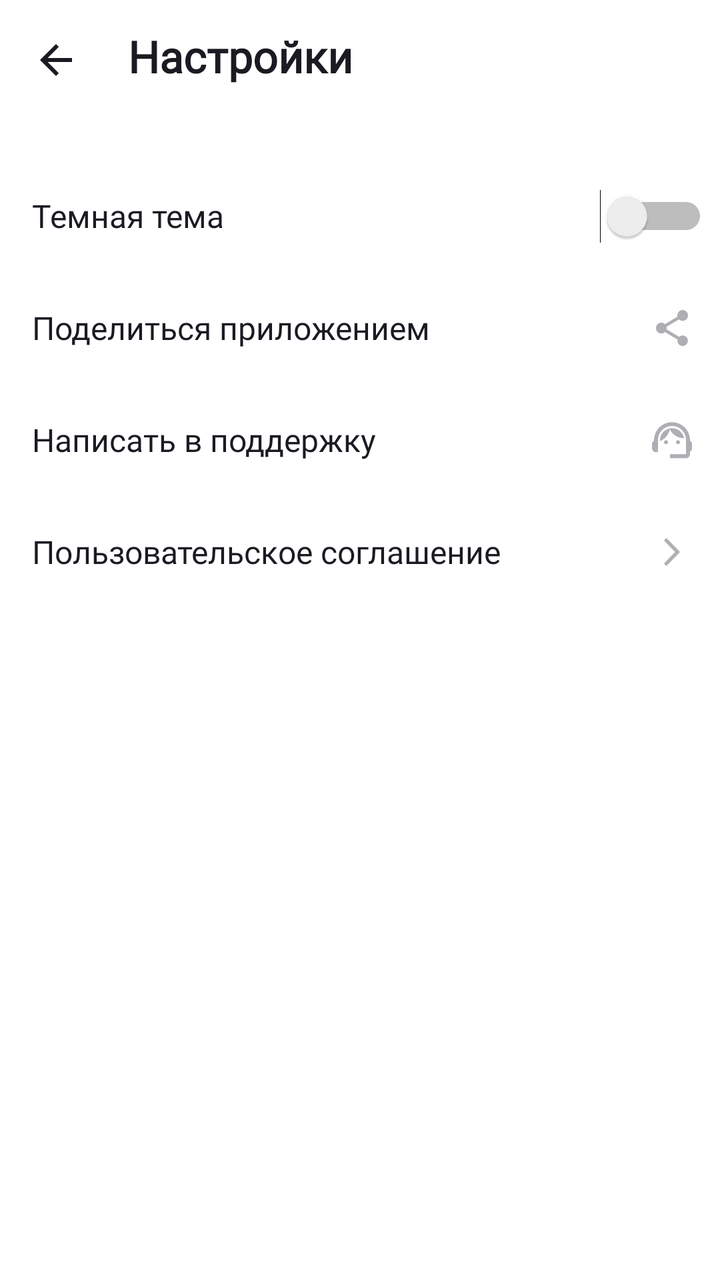
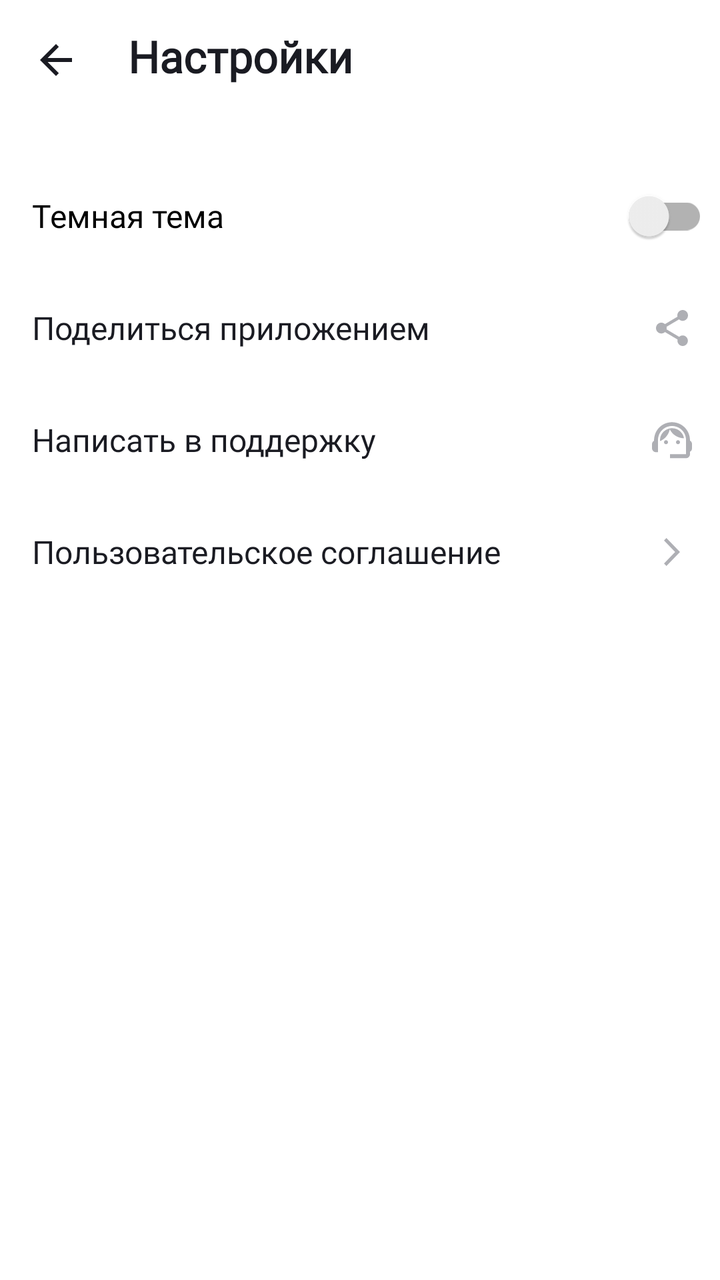

Compare the two renders of this Android layout. The source of the first and the diff that turns it into the second are given below.
<!-- AndroidManifest.xml: application theme Base.Theme.PlaylistMaker -->
<!-- res/layout/activity_settings.xml -->
<?xml version="1.0" encoding="utf-8"?>
<androidx.constraintlayout.widget.ConstraintLayout xmlns:android="http://schemas.android.com/apk/res/android"
    xmlns:app="http://schemas.android.com/apk/res-auto"
    xmlns:tools="http://schemas.android.com/tools"
    android:id="@+id/main"
    android:layout_width="match_parent"
    android:layout_height="match_parent"
    android:orientation="horizontal"
    tools:context=".SettingsActivity">

    <LinearLayout
        android:id="@+id/header"
        android:layout_width="0dp"
        android:layout_height="@dimen/settings_buttons_height"
        android:orientation="horizontal"
        app:layout_constraintEnd_toEndOf="parent"
        app:layout_constraintStart_toStartOf="parent"
        app:layout_constraintTop_toTopOf="parent">

        <ImageView
            android:id="@+id/back_button"
            android:layout_width="wrap_content"
            android:layout_height="match_parent"
            android:layout_gravity="start|center_vertical"
            android:layout_marginEnd="12dp"
            android:paddingStart="4dp"
            android:paddingTop="4dp"
            android:src="@drawable/ic_back_arrow_48"
            app:tint="@color/text_color" />

        <TextView
            android:theme="@style/TextFormat"
            android:layout_width="wrap_content"
            android:layout_height="wrap_content"
            android:layout_gravity="center_vertical"
            android:fontFamily="@font/ys_display_medium"
            android:textStyle="bold"
            android:text="@string/settings"
            android:textSize="22sp" />
    </LinearLayout>

    <LinearLayout
        android:id="@+id/dark_mode"
        android:layout_width="match_parent"
        android:layout_height="@dimen/settings_buttons_height"
        android:layout_marginTop="24dp"
        app:layout_constraintEnd_toEndOf="parent"
        app:layout_constraintStart_toStartOf="parent"
        app:layout_constraintTop_toBottomOf="@+id/header">

        <TextView
            android:theme="@style/TextFormat"
            android:layout_width="0dp"
            android:layout_height="wrap_content"
            android:layout_gravity="center_vertical|start"
            android:layout_margin="@dimen/settings_buttons_text_margin"
            android:layout_weight="1"
            android:text="@string/dark_theme"
 />

        <Switch
            android:layout_width="56dp"
            android:layout_height="40dp"
            android:layout_gravity="end|center_vertical"
            android:layout_marginEnd="6dp"
            tools:ignore="UseSwitchCompatOrMaterialXml" />
    </LinearLayout>

    <LinearLayout
        android:id="@+id/share_app"
        android:layout_width="0dp"
        android:layout_height="@dimen/settings_buttons_height"
        app:layout_constraintEnd_toEndOf="parent"
        app:layout_constraintHorizontal_bias="0.0"
        app:layout_constraintStart_toStartOf="parent"
        app:layout_constraintTop_toBottomOf="@+id/dark_mode">

        <TextView
            android:theme="@style/TextFormat"
            android:layout_width="0dp"
            android:layout_height="wrap_content"
            android:layout_gravity="center_vertical|start"
            android:layout_margin="@dimen/settings_buttons_text_margin"
            android:layout_weight="1"
            android:text="@string/share_this_app"
 />

        <ImageView
            android:layout_width="wrap_content"
            android:layout_height="wrap_content"
            android:layout_gravity="end|center_vertical"
            android:layout_marginEnd="12dp"
            android:src="@drawable/ic_share_24"
            app:tint="@color/ic_color" />
    </LinearLayout>

    <LinearLayout
        android:id="@+id/support"
        android:layout_width="0dp"
        android:layout_height="@dimen/settings_buttons_height"
        app:layout_constraintEnd_toEndOf="parent"
        app:layout_constraintHorizontal_bias="0.0"
        app:layout_constraintStart_toStartOf="parent"
        app:layout_constraintTop_toBottomOf="@+id/share_app">

        <TextView
            android:theme="@style/TextFormat"
            android:layout_width="0dp"
            android:layout_height="wrap_content"
            android:layout_gravity="center_vertical|start"
            android:layout_margin="@dimen/settings_buttons_text_margin"
            android:layout_weight="1"
            android:text="@string/support_message" />

        <ImageView
            android:layout_width="wrap_content"
            android:layout_height="wrap_content"
            android:layout_gravity="end|center_vertical"
            android:layout_marginEnd="12dp"
            android:src="@drawable/ic_support_24"
            app:tint="@color/ic_color"/>
    </LinearLayout>

    <LinearLayout
        android:id="@+id/terms"
        android:layout_width="0dp"
        android:layout_height="@dimen/settings_buttons_height"
        app:layout_constraintEnd_toEndOf="parent"
        app:layout_constraintHorizontal_bias="1.0"
        app:layout_constraintStart_toStartOf="parent"
        app:layout_constraintTop_toBottomOf="@+id/support">

        <TextView
            android:theme="@style/TextFormat"
            android:layout_width="0dp"
            android:layout_height="wrap_content"
            android:layout_gravity="center_vertical|start"
            android:layout_margin="@dimen/settings_buttons_text_margin"
            android:layout_weight="1"
            android:text="@string/terms" />

        <ImageView
            android:layout_width="wrap_content"
            android:layout_height="wrap_content"
            android:layout_gravity="end|center_vertical"
            android:layout_marginEnd="12dp"
            android:src="@drawable/ic_terms_24"
            app:tint="@color/ic_color"/>
    </LinearLayout>




</androidx.constraintlayout.widget.ConstraintLayout>
<!-- resources referenced by this layout -->
<resources>
  <color name="ic_color">#AEAFB4</color>
  <color name="text_color">#1A1B22</color>
  <dimen name="settings_buttons_height">56dp</dimen>
  <dimen name="settings_buttons_text_margin">16dp</dimen>
  <!-- drawable ic_back_arrow_48 (drawable) -->
  <vector xmlns:android="http://schemas.android.com/apk/res/android"
      android:width="48dp"
      android:height="48dp"
      android:viewportWidth="48"
      android:viewportHeight="48">
    <group>
      <clip-path
          android:pathData="M12,12h24v24h-24z"/>
      <path
          android:pathData="M32,23H19.83L25.42,17.41L24,16L16,24L24,32L25.41,30.59L19.83,25H32V23Z"
          android:fillColor="#1A1B22"/>
    </group>
  </vector>
  <!-- drawable ic_share_24 (drawable) -->
  <vector xmlns:android="http://schemas.android.com/apk/res/android"
      android:width="24dp"
      android:height="24dp"
      android:viewportWidth="24"
      android:viewportHeight="24">
    <path
        android:pathData="M17.333,15.723C16.658,15.723 16.053,15.994 15.591,16.419L9.253,12.669C9.298,12.461 9.333,12.253 9.333,12.036C9.333,11.819 9.298,11.611 9.253,11.404L15.52,7.69C16,8.142 16.631,8.422 17.333,8.422C18.809,8.422 20,7.211 20,5.711C20,4.211 18.809,3 17.333,3C15.858,3 14.667,4.211 14.667,5.711C14.667,5.928 14.702,6.136 14.747,6.343L8.48,10.057C8,9.605 7.369,9.325 6.667,9.325C5.191,9.325 4,10.536 4,12.036C4,13.536 5.191,14.747 6.667,14.747C7.369,14.747 8,14.467 8.48,14.015L14.809,17.774C14.764,17.964 14.738,18.163 14.738,18.361C14.738,19.816 15.902,21 17.333,21C18.764,21 19.929,19.816 19.929,18.361C19.929,16.907 18.764,15.723 17.333,15.723Z"
        android:fillColor="#AEAFB4"/>
  </vector>
  <!-- drawable ic_support_24 (drawable) -->
  <vector xmlns:android="http://schemas.android.com/apk/res/android"
      android:width="24dp"
      android:height="24dp"
      android:viewportWidth="24"
      android:viewportHeight="24">
    <path
        android:pathData="M21,12.32C21,6.83 16.74,3.1 12,3.1C7.31,3.1 3,6.75 3,12.38C2.4,12.72 2,13.36 2,14.1V16.1C2,17.2 2.9,18.1 4,18.1H5V12C5,8.13 8.13,5 12,5C15.87,5 19,8.13 19,12V19.1H11V21.1H19C20.1,21.1 21,20.2 21,19.1V17.88C21.59,17.57 22,16.96 22,16.24V13.94C22,13.24 21.59,12.63 21,12.32Z"
        android:fillColor="#AEAFB4"/>
    <path
        android:pathData="M9,14.1C9.552,14.1 10,13.652 10,13.1C10,12.548 9.552,12.1 9,12.1C8.448,12.1 8,12.548 8,13.1C8,13.652 8.448,14.1 9,14.1Z"
        android:fillColor="#AEAFB4"/>
    <path
        android:pathData="M15,14.1C15.552,14.1 16,13.652 16,13.1C16,12.548 15.552,12.1 15,12.1C14.448,12.1 14,12.548 14,13.1C14,13.652 14.448,14.1 15,14.1Z"
        android:fillColor="#AEAFB4"/>
    <path
        android:pathData="M18,11.13C17.52,8.28 15.04,6.1 12.05,6.1C9.02,6.1 5.76,8.61 6.02,12.55C8.49,11.54 10.35,9.34 10.88,6.66C12.19,9.29 14.88,11.1 18,11.13Z"
        android:fillColor="#AEAFB4"/>
  </vector>
  <!-- drawable ic_terms_24 (drawable) -->
  <vector xmlns:android="http://schemas.android.com/apk/res/android"
      android:width="24dp"
      android:height="24dp"
      android:viewportWidth="24"
      android:viewportHeight="24">
    <path
        android:pathData="M8,17.749L9.213,19L16,12L9.213,5L8,6.252L13.573,12L8,17.749Z"
        android:fillColor="#AEAFB4"/>
  </vector>
  <string name="dark_theme">Темная тема</string>
  <string name="settings">Настройки</string>
  <string name="share_this_app">Поделиться приложением</string>
  <string name="support_message">Написать в поддержку</string>
  <string name="terms">Пользовательское соглашение</string>
  <style name="TextFormat">
          <item name="android:textColor">@color/text_color</item>
          <item name="fontFamily">@font/ys_display_regular</item>
          <item name="android:textSize">16sp</item>
          <item name="android:letterSpacing">0</item>
      </style>
  <style name="Base.Theme.PlaylistMaker" parent="Theme.MaterialComponents.DayNight.NoActionBar">
          
          
          <item name="android:windowBackground">@color/white</item>
      </style>
  <color name="white">#FFFFFFFF</color>
</resources>

<!-- the commit's change to res/layout/activity_settings.xml (unified diff, before → after) -->
@@ -7,6 +7,8 @@
     android:layout_height="match_parent"
     android:orientation="horizontal"
     tools:context=".SettingsActivity">
+
+
 
     <LinearLayout
         android:id="@+id/header"
@@ -39,114 +41,69 @@
             android:textSize="22sp" />
     </LinearLayout>
 
-    <LinearLayout
+    <androidx.appcompat.widget.SwitchCompat
         android:id="@+id/dark_mode"
         android:layout_width="match_parent"
-        android:layout_height="@dimen/settings_buttons_height"
+        android:layout_height="56dp"
         android:layout_marginTop="24dp"
+        android:paddingEnd="6dp"
+        android:paddingStart="16dp"
+        android:text="@string/dark_theme"
+        android:theme="@style/TextFormat"
         app:layout_constraintEnd_toEndOf="parent"
         app:layout_constraintStart_toStartOf="parent"
-        app:layout_constraintTop_toBottomOf="@+id/header">
+        app:layout_constraintTop_toBottomOf="@+id/header" />
 
-        <TextView
-            android:theme="@style/TextFormat"
-            android:layout_width="0dp"
-            android:layout_height="wrap_content"
-            android:layout_gravity="center_vertical|start"
-            android:layout_margin="@dimen/settings_buttons_text_margin"
-            android:layout_weight="1"
-            android:text="@string/dark_theme"
- />
+    <TextView
+        android:id="@+id/share_app"
+        android:theme="@style/TextFormat"
+        android:layout_width="match_parent"
+        android:layout_height="56dp"
+        android:drawablePadding="12dp"
+        android:gravity="center|start"
+        android:paddingStart="16dp"
+        android:paddingEnd="12dp"
+        android:text="@string/share_this_app"
+        app:drawableEndCompat="@drawable/ic_share_24"
+        app:drawableTint="@color/ic_color"
+        app:layout_constraintEnd_toEndOf="parent"
+        app:layout_constraintStart_toStartOf="parent"
+        app:layout_constraintTop_toBottomOf="@+id/dark_mode" />
 
-        <Switch
-            android:layout_width="56dp"
-            android:layout_height="40dp"
-            android:layout_gravity="end|center_vertical"
-            android:layout_marginEnd="6dp"
-            tools:ignore="UseSwitchCompatOrMaterialXml" />
-    </LinearLayout>
+    <TextView
+        android:id="@+id/support"
+        android:theme="@style/TextFormat"
+        android:layout_width="match_parent"
+        android:layout_height="56dp"
+        android:drawablePadding="12dp"
+        android:gravity="center|start"
+        android:paddingStart="16dp"
+        android:paddingEnd="12dp"
+        android:text="@string/support_message"
+        app:drawableEndCompat="@drawable/ic_support_24"
+        app:drawableTint="@color/ic_color"
+        app:layout_constraintEnd_toEndOf="parent"
+        app:layout_constraintStart_toStartOf="parent"
+        app:layout_constraintTop_toBottomOf="@+id/share_app" />
 
-    <LinearLayout
-        android:id="@+id/share_app"
-        android:layout_width="0dp"
-        android:layout_height="@dimen/settings_buttons_height"
+    <TextView
+        android:id="@+id/terms"
+        android:theme="@style/TextFormat"
+        android:layout_width="match_parent"
+        android:layout_height="56dp"
+        android:drawablePadding="12dp"
+        android:gravity="center|start"
+        android:paddingStart="16dp"
+        android:paddingEnd="12dp"
+        android:text="@string/terms"
+        app:drawableEndCompat="@drawable/ic_terms_24"
+        app:drawableTint="@color/ic_color"
         app:layout_constraintEnd_toEndOf="parent"
-        app:layout_constraintHorizontal_bias="0.0"
         app:layout_constraintStart_toStartOf="parent"
-        app:layout_constraintTop_toBottomOf="@+id/dark_mode">
+        app:layout_constraintTop_toBottomOf="@+id/support" />
 
-        <TextView
-            android:theme="@style/TextFormat"
-            android:layout_width="0dp"
-            android:layout_height="wrap_content"
-            android:layout_gravity="center_vertical|start"
-            android:layout_margin="@dimen/settings_buttons_text_margin"
-            android:layout_weight="1"
-            android:text="@string/share_this_app"
- />
 
-        <ImageView
-            android:layout_width="wrap_content"
-            android:layout_height="wrap_content"
-            android:layout_gravity="end|center_vertical"
-            android:layout_marginEnd="12dp"
-            android:src="@drawable/ic_share_24"
-            app:tint="@color/ic_color" />
-    </LinearLayout>
 
-    <LinearLayout
-        android:id="@+id/support"
-        android:layout_width="0dp"
-        android:layout_height="@dimen/settings_buttons_height"
-        app:layout_constraintEnd_toEndOf="parent"
-        app:layout_constraintHorizontal_bias="0.0"
-        app:layout_constraintStart_toStartOf="parent"
-        app:layout_constraintTop_toBottomOf="@+id/share_app">
-
-        <TextView
-            android:theme="@style/TextFormat"
-            android:layout_width="0dp"
-            android:layout_height="wrap_content"
-            android:layout_gravity="center_vertical|start"
-            android:layout_margin="@dimen/settings_buttons_text_margin"
-            android:layout_weight="1"
-            android:text="@string/support_message" />
-
-        <ImageView
-            android:layout_width="wrap_content"
-            android:layout_height="wrap_content"
-            android:layout_gravity="end|center_vertical"
-            android:layout_marginEnd="12dp"
-            android:src="@drawable/ic_support_24"
-            app:tint="@color/ic_color"/>
-    </LinearLayout>
-
-    <LinearLayout
-        android:id="@+id/terms"
-        android:layout_width="0dp"
-        android:layout_height="@dimen/settings_buttons_height"
-        app:layout_constraintEnd_toEndOf="parent"
-        app:layout_constraintHorizontal_bias="1.0"
-        app:layout_constraintStart_toStartOf="parent"
-        app:layout_constraintTop_toBottomOf="@+id/support">
-
-        <TextView
-            android:theme="@style/TextFormat"
-            android:layout_width="0dp"
-            android:layout_height="wrap_content"
-            android:layout_gravity="center_vertical|start"
-            android:layout_margin="@dimen/settings_buttons_text_margin"
-            android:layout_weight="1"
-            android:text="@string/terms" />
-
-        <ImageView
-            android:layout_width="wrap_content"
-            android:layout_height="wrap_content"
-            android:layout_gravity="end|center_vertical"
-            android:layout_marginEnd="12dp"
-            android:src="@drawable/ic_terms_24"
-            app:tint="@color/ic_color"/>
-    </LinearLayout>
 
 
 
<!-- resource entries referenced after the edit -->
@@ -3,7 +3,6 @@
   <color name="ic_color">#AEAFB4</color>
   <color name="text_color">#1A1B22</color>
   <dimen name="settings_buttons_height">56dp</dimen>
-  <dimen name="settings_buttons_text_margin">16dp</dimen>
   <!-- drawable ic_back_arrow_48 (drawable) -->
   <vector xmlns:android="http://schemas.android.com/apk/res/android"
       android:width="48dp"
